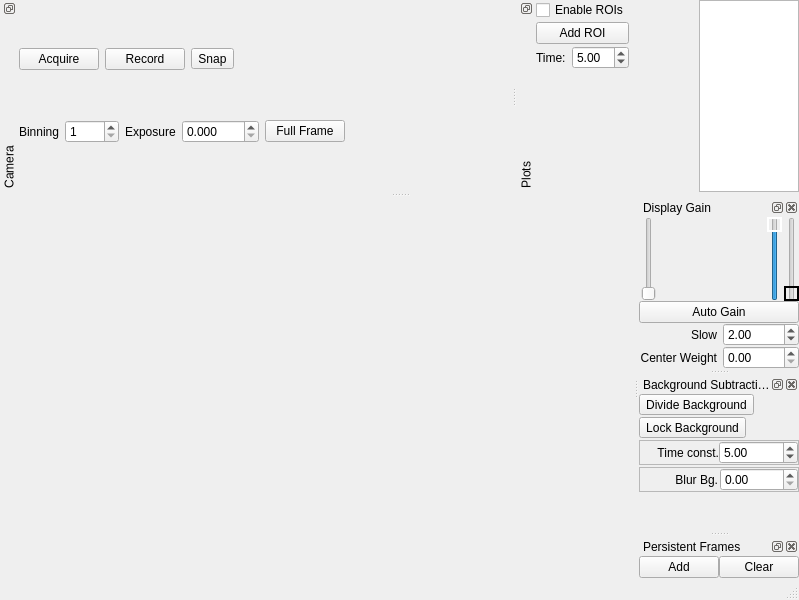
Old version of the form lib/modules/Camera/CameraTemplate.ui in the repository acq4/acq4.
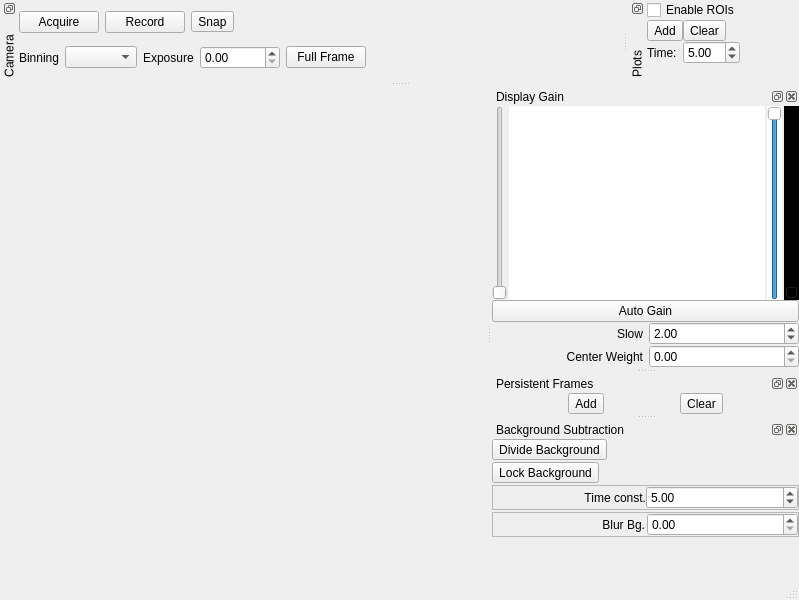
New version of the form. Custom widgets are drawn as their Qt base class.

Commit message: Numerous updates:   - ability to reload module code on the fly   - bunch of small UI udpates/fixes   - histogram in camera mod   - some mod windows remember their geometry/dock state now   - disabled ptime hack--doesn't seem to be needed (or even work) anymore.

Patch:
```diff
--- a/lib/modules/Camera/CameraTemplate.ui
+++ b/lib/modules/Camera/CameraTemplate.ui
@@ -11,7 +11,7 @@
    </rect>
   </property>
   <property name="windowTitle">
-   <string>QtCam</string>
+   <string>Camera</string>
   </property>
   <widget class="QWidget" name="centralwidget">
    <layout class="QHBoxLayout" name="horizontalLayout_3">
@@ -25,7 +25,7 @@
      <widget class="QWidget" name="graphicsWidget" native="true">
       <property name="sizePolicy">
        <sizepolicy hsizetype="Expanding" vsizetype="Expanding">
-        <horstretch>0</horstretch>
+        <horstretch>10</horstretch>
         <verstretch>0</verstretch>
        </sizepolicy>
       </property>
@@ -33,16 +33,6 @@
     </item>
    </layout>
   </widget>
-  <widget class="QMenuBar" name="menubar">
-   <property name="geometry">
-    <rect>
-     <x>0</x>
-     <y>0</y>
-     <width>799</width>
-     <height>21</height>
-    </rect>
-   </property>
-  </widget>
   <widget class="QStatusBar" name="statusbar"/>
   <widget class="QDockWidget" name="dockWidget">
    <property name="sizePolicy">
@@ -155,17 +145,7 @@
         </widget>
        </item>
        <item>
-        <widget class="QSpinBox" name="spinBinning">
-         <property name="toolTip">
-          <string>Sets the width and height of the camera's binning size.</string>
-         </property>
-         <property name="minimum">
-          <number>1</number>
-         </property>
-         <property name="maximum">
-          <number>1000</number>
-         </property>
-        </widget>
+        <widget class="QComboBox" name="binningCombo"/>
        </item>
        <item>
         <widget class="QLabel" name="label_3">
@@ -175,25 +155,16 @@
         </widget>
        </item>
        <item>
-        <widget class="QDoubleSpinBox" name="spinExposure">
+        <widget class="SpinBox" name="spinExposure">
+         <property name="minimumSize">
+          <size>
+           <width>80</width>
+           <height>0</height>
+          </size>
+         </property>
          <property name="toolTip">
           <string>Sets the exposure time for each frame.</string>
          </property>
-         <property name="suffix">
-          <string/>
-         </property>
-         <property name="decimals">
-          <number>3</number>
-         </property>
-         <property name="minimum">
-          <double>0.000000000000000</double>
-         </property>
-         <property name="maximum">
-          <double>1000.000000000000000</double>
-         </property>
-         <property name="singleStep">
-          <double>0.010000000000000</double>
-         </property>
         </widget>
        </item>
        <item>
@@ -238,6 +209,12 @@
     <number>2</number>
    </attribute>
    <widget class="QWidget" name="dockWidgetContents_2">
+    <property name="sizePolicy">
+     <sizepolicy hsizetype="Preferred" vsizetype="Preferred">
+      <horstretch>1</horstretch>
+      <verstretch>0</verstretch>
+     </sizepolicy>
+    </property>
     <layout class="QVBoxLayout">
      <property name="spacing">
       <number>0</number>
@@ -247,31 +224,6 @@
      </property>
      <item>
       <layout class="QHBoxLayout">
-       <item>
-        <widget class="QWidget" name="levelThermo" native="true">
-         <property name="font">
-          <font>
-           <pointsize>5</pointsize>
-          </font>
-         </property>
-         <property name="alarmColor" stdset="0">
-          <color>
-           <red>255</red>
-           <green>0</green>
-           <blue>0</blue>
-          </color>
-         </property>
-         <property name="alarmEnabled" stdset="0">
-          <bool>true</bool>
-         </property>
-         <property name="borderWidth" stdset="0">
-          <number>1</number>
-         </property>
-         <property name="maxValue" stdset="0">
-          <double>4096.000000000000000</double>
-         </property>
-        </widget>
-       </item>
        <item>
         <widget class="QSlider" name="verticalSlider">
          <property name="toolTip">
@@ -283,20 +235,11 @@
         </widget>
        </item>
        <item>
-        <spacer name="horizontalSpacer">
-         <property name="orientation">
-          <enum>Qt::Horizontal</enum>
+        <widget class="GraphicsView" name="histogram">
+         <property name="frameShape">
+          <enum>QFrame::NoFrame</enum>
          </property>
-         <property name="sizeHint" stdset="0">
-          <size>
-           <width>40</width>
-           <height>20</height>
-          </size>
-         </property>
-        </spacer>
-       </item>
-       <item>
-        <widget class="QWidget" name="levelScale" native="true"/>
+        </widget>
        </item>
        <item>
         <widget class="QSlider" name="sliderWhiteLevel">
@@ -304,8 +247,8 @@
           <string>Sets the white level of the image displayed. Does not affect images stored to disk.</string>
          </property>
          <property name="styleSheet">
-          <string notr="true">QSlider::handle:vertical {
-	border: 2px solid white;
+          <string notr="true">QSlider {
+    background-color: white;
 }</string>
          </property>
          <property name="maximum">
@@ -334,8 +277,8 @@
           <string>Sets the black level of the image displayed. Does not affect images stored to disk.</string>
          </property>
          <property name="styleSheet">
-          <string notr="true">QSlider::handle:vertical {
-    border: 2px solid black;
+          <string notr="true">QSlider {
+    background-color: black;
 }</string>
          </property>
          <property name="maximum">
@@ -447,7 +390,152 @@
     </layout>
    </widget>
   </widget>
+  <widget class="QDockWidget" name="dockWidget_4">
+   <property name="features">
+    <set>QDockWidget::DockWidgetFloatable|QDockWidget::DockWidgetMovable|QDockWidget::DockWidgetVerticalTitleBar</set>
+   </property>
+   <property name="windowTitle">
+    <string>Plots</string>
+   </property>
+   <attribute name="dockWidgetArea">
+    <number>4</number>
+   </attribute>
+   <widget class="QWidget" name="dockWidgetContents_4">
+    <property name="sizePolicy">
+     <sizepolicy hsizetype="Expanding" vsizetype="Expanding">
+      <horstretch>0</horstretch>
+      <verstretch>0</verstretch>
+     </sizepolicy>
+    </property>
+    <layout class="QHBoxLayout" name="horizontalLayout">
+     <property name="spacing">
+      <number>0</number>
+     </property>
+     <property name="margin">
+      <number>0</number>
+     </property>
+     <item>
+      <layout class="QGridLayout" name="gridLayout">
+       <property name="spacing">
+        <number>0</number>
+       </property>
+       <item row="0" column="0" colspan="2">
+        <widget class="QCheckBox" name="checkEnableROIs">
+         <property name="text">
+          <string>Enable ROIs</string>
+         </property>
+        </widget>
+       </item>
+       <item row="4" column="0">
+        <widget class="QLabel" name="label_7">
+         <property name="text">
+          <string>Time:</string>
+         </property>
+        </widget>
+       </item>
+       <item row="4" column="1">
+        <widget class="QDoubleSpinBox" name="spinROITime">
+         <property name="singleStep">
+          <double>0.100000000000000</double>
+         </property>
+         <property name="value">
+          <double>5.000000000000000</double>
+         </property>
+        </widget>
+       </item>
+       <item row="5" column="0" colspan="2">
+        <spacer name="verticalSpacer_2">
+         <property name="orientation">
+          <enum>Qt::Vertical</enum>
+         </property>
+         <property name="sizeHint" stdset="0">
+          <size>
+           <width>88</width>
+           <height>17</height>
+          </size>
+         </property>
+        </spacer>
+       </item>
+       <item row="1" column="0">
+        <layout class="QHBoxLayout" name="horizontalLayout_4"/>
+       </item>
+       <item row="2" column="1">
+        <widget class="QToolButton" name="btnClearROIs">
+         <property name="text">
+          <string>Clear</string>
+         </property>
+        </widget>
+       </item>
+       <item row="2" column="0">
+        <widget class="QToolButton" name="btnAddROI">
+         <property name="text">
+          <string>Add</string>
+         </property>
+        </widget>
+       </item>
+      </layout>
+     </item>
+     <item>
+      <widget class="PlotWidget" name="plotWidget" native="true">
+       <property name="sizePolicy">
+        <sizepolicy hsizetype="Expanding" vsizetype="Expanding">
+         <horstretch>0</horstretch>
+         <verstretch>0</verstretch>
+        </sizepolicy>
+       </property>
+      </widget>
+     </item>
+    </layout>
+   </widget>
+  </widget>
+  <widget class="QDockWidget" name="dockWidget_5">
+   <property name="floating">
+    <bool>false</bool>
+   </property>
+   <property name="features">
+    <set>QDockWidget::AllDockWidgetFeatures</set>
+   </property>
+   <property name="windowTitle">
+    <string>Persistent Frames</string>
+   </property>
+   <attribute name="dockWidgetArea">
+    <number>2</number>
+   </attribute>
+   <widget class="QWidget" name="dockWidgetContents_5">
+    <property name="sizePolicy">
+     <sizepolicy hsizetype="Preferred" vsizetype="Preferred">
+      <horstretch>1</horstretch>
+      <verstretch>0</verstretch>
+     </sizepolicy>
+    </property>
+    <layout class="QHBoxLayout" name="horizontalLayout_2">
+     <property name="spacing">
+      <number>0</number>
+     </property>
+     <property name="margin">
+      <number>0</number>
+     </property>
+     <item>
+      <widget class="QToolButton" name="addFrameBtn">
+       <property name="text">
+        <string>Add</string>
+       </property>
+      </widget>
+     </item>
+     <item>
+      <widget class="QToolButton" name="clearFramesBtn">
+       <property name="text">
+        <string>Clear</string>
+       </property>
+      </widget>
+     </item>
+    </layout>
+   </widget>
+  </widget>
   <widget class="QDockWidget" name="dockWidget_3">
+   <property name="floating">
+    <bool>false</bool>
+   </property>
    <property name="windowTitle">
     <string>Background Subtraction</string>
    </property>
@@ -455,6 +543,12 @@
     <number>2</number>
    </attribute>
    <widget class="QWidget" name="dockWidgetContents_3">
+    <property name="sizePolicy">
+     <sizepolicy hsizetype="Preferred" vsizetype="Preferred">
+      <horstretch>1</horstretch>
+      <verstretch>0</verstretch>
+     </sizepolicy>
+    </property>
     <layout class="QVBoxLayout">
      <property name="spacing">
       <number>2</number>
@@ -590,139 +684,6 @@
     </layout>
    </widget>
   </widget>
-  <widget class="QDockWidget" name="dockWidget_4">
-   <property name="features">
-    <set>QDockWidget::DockWidgetFloatable|QDockWidget::DockWidgetMovable|QDockWidget::DockWidgetVerticalTitleBar</set>
-   </property>
-   <property name="windowTitle">
-    <string>Plots</string>
-   </property>
-   <attribute name="dockWidgetArea">
-    <number>4</number>
-   </attribute>
-   <widget class="QWidget" name="dockWidgetContents_4">
-    <property name="sizePolicy">
-     <sizepolicy hsizetype="Expanding" vsizetype="Expanding">
-      <horstretch>0</horstretch>
-      <verstretch>0</verstretch>
-     </sizepolicy>
-    </property>
-    <layout class="QHBoxLayout" name="horizontalLayout">
-     <property name="spacing">
-      <number>0</number>
-     </property>
-     <property name="margin">
-      <number>0</number>
-     </property>
-     <item>
-      <layout class="QGridLayout" name="gridLayout">
-       <item row="0" column="0" colspan="2">
-        <widget class="QCheckBox" name="checkEnableROIs">
-         <property name="text">
-          <string>Enable ROIs</string>
-         </property>
-        </widget>
-       </item>
-       <item row="1" column="0" colspan="2">
-        <widget class="QPushButton" name="btnAddROI">
-         <property name="text">
-          <string>Add ROI</string>
-         </property>
-        </widget>
-       </item>
-       <item row="2" column="0">
-        <widget class="QLabel" name="label_7">
-         <property name="text">
-          <string>Time:</string>
-         </property>
-        </widget>
-       </item>
-       <item row="2" column="1">
-        <widget class="QDoubleSpinBox" name="spinROITime">
-         <property name="singleStep">
-          <double>0.100000000000000</double>
-         </property>
-         <property name="value">
-          <double>5.000000000000000</double>
-         </property>
-        </widget>
-       </item>
-       <item row="3" column="0" colspan="2">
-        <spacer name="verticalSpacer_2">
-         <property name="orientation">
-          <enum>Qt::Vertical</enum>
-         </property>
-         <property name="sizeHint" stdset="0">
-          <size>
-           <width>88</width>
-           <height>17</height>
-          </size>
-         </property>
-        </spacer>
-       </item>
-      </layout>
-     </item>
-     <item>
-      <widget class="PlotWidget" name="plotWidget" native="true">
-       <property name="sizePolicy">
-        <sizepolicy hsizetype="Expanding" vsizetype="Expanding">
-         <horstretch>0</horstretch>
-         <verstretch>0</verstretch>
-        </sizepolicy>
-       </property>
-      </widget>
-     </item>
-     <item>
-      <widget class="QListWidget" name="listROIs">
-       <property name="sizePolicy">
-        <sizepolicy hsizetype="Expanding" vsizetype="Expanding">
-         <horstretch>0</horstretch>
-         <verstretch>0</verstretch>
-        </sizepolicy>
-       </property>
-       <property name="maximumSize">
-        <size>
-         <width>100</width>
-         <height>16777215</height>
-        </size>
-       </property>
-      </widget>
-     </item>
-    </layout>
-   </widget>
-  </widget>
-  <widget class="QDockWidget" name="dockWidget_5">
-   <property name="windowTitle">
-    <string>Persistent Frames</string>
-   </property>
-   <attribute name="dockWidgetArea">
-    <number>2</number>
-   </attribute>
-   <widget class="QWidget" name="dockWidgetContents_5">
-    <layout class="QHBoxLayout" name="horizontalLayout_2">
-     <property name="spacing">
-      <number>0</number>
-     </property>
-     <property name="margin">
-      <number>0</number>
-     </property>
-     <item>
-      <widget class="QPushButton" name="addFrameBtn">
-       <property name="text">
-        <string>Add</string>
-       </property>
-      </widget>
-     </item>
-     <item>
-      <widget class="QPushButton" name="clearFramesBtn">
-       <property name="text">
-        <string>Clear</string>
-       </property>
-      </widget>
-     </item>
-    </layout>
-   </widget>
-  </widget>
  </widget>
  <layoutdefault spacing="2" margin="0"/>
  <customwidgets>
@@ -732,6 +693,16 @@
    <header>lib.util.pyqtgraph.PlotWidget</header>
    <container>1</container>
   </customwidget>
+  <customwidget>
+   <class>SpinBox</class>
+   <extends>QDoubleSpinBox</extends>
+   <header>SpinBox</header>
+  </customwidget>
+  <customwidget>
+   <class>GraphicsView</class>
+   <extends>QGraphicsView</extends>
+   <header>pyqtgraph.GraphicsView</header>
+  </customwidget>
  </customwidgets>
  <resources/>
  <connections/>
```
The commit also changes 38 other files.
